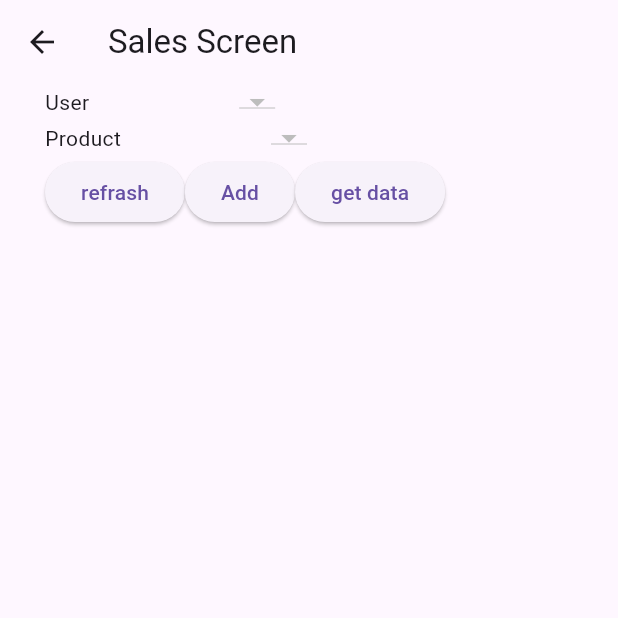
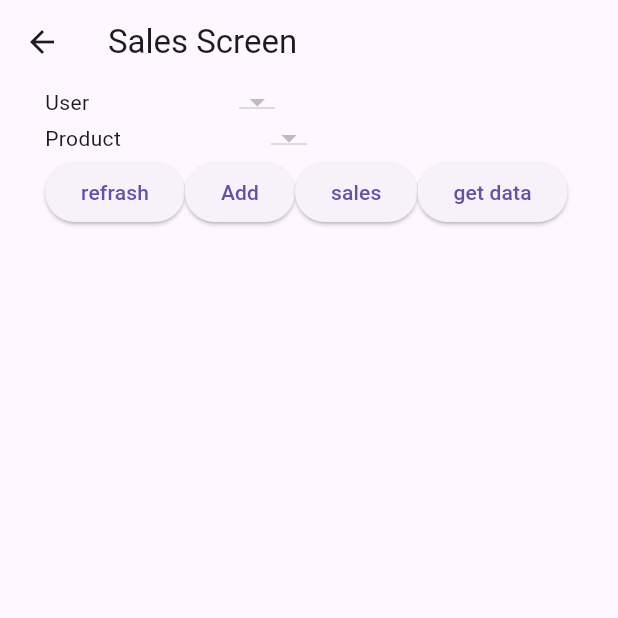
Before and after one commit to salahswidan/sqflite_department, a Flutter app: the SalesScreen screen opened directly, after a tap on "get data", on a phone screen of 412 x 824 dp, the top half of it. Run offline on Flutter 3.47's test engine with Material 3 defaults, Android fonts, the light colour scheme and no system bars; our stand-ins replace sqflite; accounts and stored records are empty.

Commit message:
add foregin key to sales table

```diff
--- a/lib/core/database/sqlflite/my_sqlflite_database.dart
+++ b/lib/core/database/sqlflite/my_sqlflite_database.dart
@@ -23,6 +23,10 @@ class MySqlFliteDatabase extends Crud {
     String realDatabasePath = join(databasePath, managamentDataBaseName);
     int versionDataBase = 2;
     _db ??= await sqfliteDataBase.openDatabase(realDatabasePath,
+    onOpen: (db) async{
+      await db.execute("PRAGMA foreign_keys = ON");
+
+    },
         onCreate: _onCreate, onUpgrade: (db, int oldVersion, int newVersion) {
       // print(db);
       // print(oldVersion);
@@ -37,7 +41,7 @@ class MySqlFliteDatabase extends Crud {
     await db.execute(
         'CREATE TABLE IF NOT EXISTS $_productTable ($_productColumnID INTEGER PRIMARY KEY AUTOINCREMENT, $_productColumnName TEXT ,$_productColumnPrice REAL, $_productColumnCount INTEGER);');
     await db.execute(
-        'CREATE TABLE  IF NOT EXISTS $_salesTable ($_salesColumnID INTEGER PRIMARY KEY AUTOINCREMENT, $_salesColumnProductID INTEGER ,$_salesColumnUserID INTEGER);');
+        'CREATE TABLE  IF NOT EXISTS $_salesTable ($_salesColumnID INTEGER PRIMARY KEY AUTOINCREMENT, $_salesColumnProductID INTEGER ,$_salesColumnUserID INTEGER    ,"CONSTRAINT user_sales_relation FOREIGN KEY($_salesColumnUserID) REFERENCES $_userTable($_userColumnID) ON DELETE CASCADE ON UPDATE CASCADE ," "CONSTRAINT product_sales_relation FOREIGN KEY($_salesColumnProductID) REFERENCES $_productTable($_productColumnID) ON DELETE CASCADE ON UPDATE CASCADE  ");');
   }
 
   @override
@@ -93,12 +97,12 @@ class MySqlFliteDatabase extends Crud {
     return select(tableName: _userTable);
   }
 
-  // Future<List<Map<String, Object?>>> selectSalesTableData() async {
-  //   return select(tableName: _salesTable);
-  // }
 
   Future<List<Map<String, Object?>>> selectProductTableData() async {
     return select(tableName: _productTable);
+  }
+  Future<List<Map<String, Object?>>> sales() async {
+    return select(tableName: _salesTable);
   }
 
   @override
--- a/lib/view/sales_screen.dart
+++ b/lib/view/sales_screen.dart
@@ -1,5 +1,6 @@
 import 'package:flutter/material.dart';
 import 'package:sqflite_department/controlller/sales_controller.dart';
+import 'package:sqflite_department/core/database/sqlflite/my_sqlflite_database.dart';
 
 class SalesScreen extends StatefulWidget {
   const SalesScreen({super.key});
@@ -96,6 +97,14 @@ class _SalesScreenState extends State<SalesScreen> {
                         },
                         child: Text("Add")),
                     ElevatedButton(
+                        onPressed: () async {
+                          MySqlFliteDatabase db = MySqlFliteDatabase();
+                          var a = await db.sales();
+                          print(a.length);
+                          setState(() {});
+                        },
+                        child: Text("sales")),
+                    ElevatedButton(
                         onPressed: () {
                           _salesController.selectSales();
                         },
@@ -105,50 +114,6 @@ class _SalesScreenState extends State<SalesScreen> {
                 Expanded(
                   child: ListView.separated(
                       itemBuilder: (context, index) => InkWell(
-                            // onTap: () {
-                            //   int id = _userController.dataUser[index]["user_id"];
-                            //   _usernameEditController.text =
-                            //       _userController.dataUser[index]["username"];
-                            //   showModalBottomSheet(
-                            //       context: context,
-                            //       builder: (context) => Container(
-                            //             padding: EdgeInsets.all(20),
-                            //             child: Column(
-                            //               children: [
-                            //                 TextField(
-                            //                   controller: _usernameEditController,
-                            //                   decoration: InputDecoration(
-                            //                     labelText: "User Name",
-                            //                     border: OutlineInputBorder(),
-                            //                   ),
-                            //                 ),
-                            //                 Row(
-                            //                   children: [
-                            //                     ElevatedButton(
-                            //                         onPressed: () async {
-                            //                           _userController.updateUser(
-                            //                               userName:
-                            //                                   _usernameEditController
-                            //                                       .text,
-                            //                               id: id);
-                            //                           Navigator.of(context).pop;
-                            //                           setState(() {});
-                            //                         },
-                            //                         child: Text("update")),
-                            //                     ElevatedButton(
-                            //                         onPressed: () async {
-                            //                           _userController.deleteUser(
-                            //                               id: id);
-                            //                           Navigator.of(context).pop;
-                            //                           setState(() {});
-                            //                         },
-                            //                         child: Text("delete")),
-                            //                   ],
-                            //                 )
-                            //               ],
-                            //             ),
-                            //           ));
-                            // },
                             child: Row(
                               children: [
                                 Text(
```
